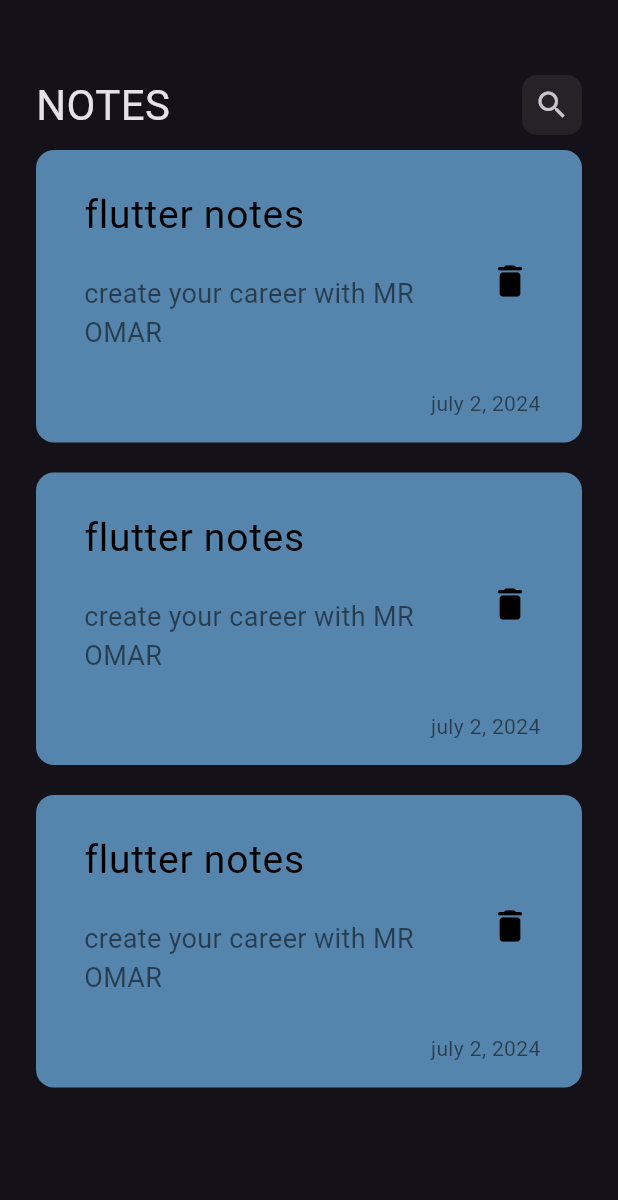
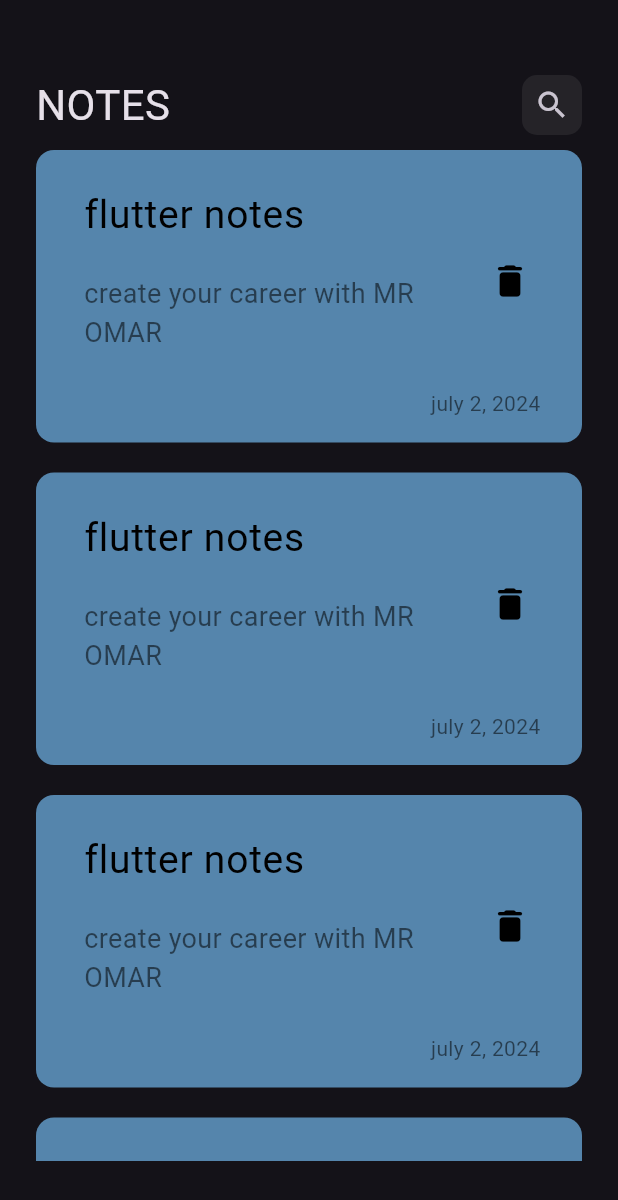
Before and after one commit to Omarsameh21/notes_app, a Flutter app: the screen it shows after launch, on a phone screen of 412 x 824 dp. Shown: the top 1200 px of the screen. Run offline on Flutter 3.47's test engine with Material 3 defaults, Android fonts, the phone set to English and light mode, and no system bars.

Commit message:
create notes listView

```diff
--- a/lib/views/widgets/notes_view_body.dart
+++ b/lib/views/widgets/notes_view_body.dart
@@ -1,4 +1,5 @@
 import 'package:flutter/material.dart';
+import 'package:flutter/widgets.dart';
 import 'package:notes_app/views/notes_item.dart';
 import 'package:notes_app/views/widgets/costum_app_bar.dart';
 
@@ -13,14 +14,24 @@ class NotesViewBody extends StatelessWidget {
         //  scrollDirection: Axis.vertical,
         children: [
           CostumAppBar(),
-          // SizedBox(
-          //   height: 20,
-          // ),
-          NoteItem(),
-          NoteItem(),
-          NoteItem(),
+          Expanded(
+            child: NotesListView(),
+          ),
         ],
       ),
     );
   }
 }
+
+class NotesListView extends StatelessWidget {
+  const NotesListView({super.key});
+
+  @override
+  Widget build(BuildContext context) {
+    return ListView.builder(
+        itemCount: 5,
+        itemBuilder: (context, index) {
+          return const NoteItem();
+        });
+  }
+}
```
